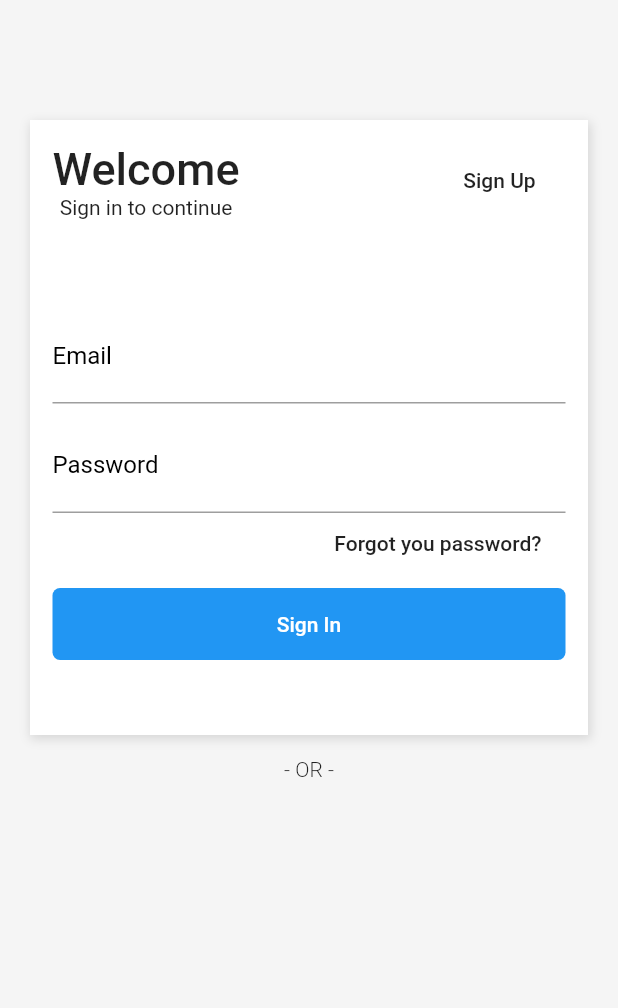
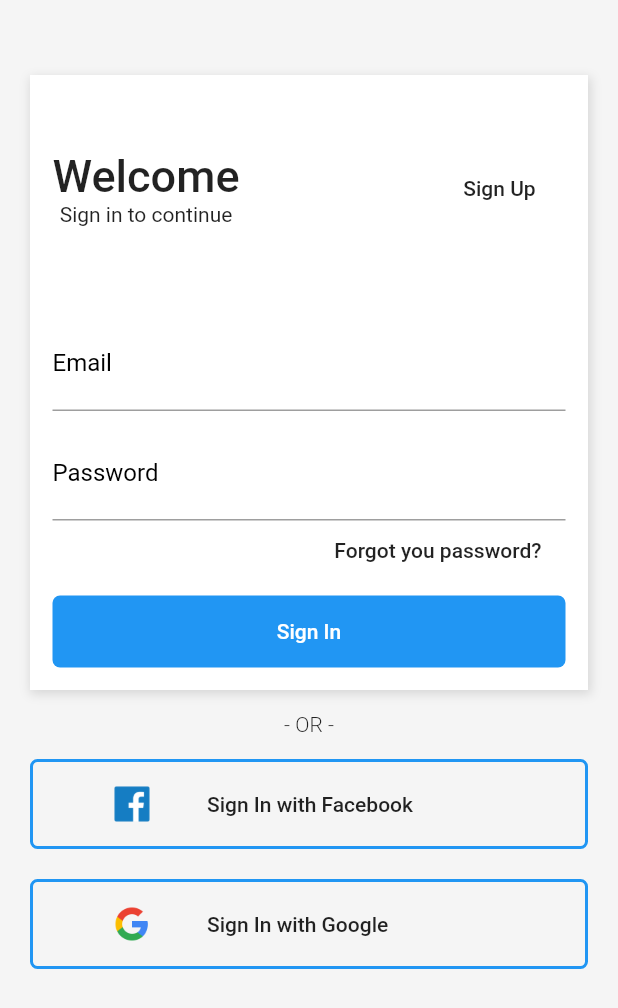
Before and after one commit to cesarbassani/Flutter_layouts, a Flutter app: the screen it shows after launch, on a phone screen of 412 x 824 dp. Shown: the top 1008 px of the screen. Run offline on Flutter 3.47's test engine with Material 2 defaults, Android fonts, the phone set to English and light mode, and no system bars.

Commit message:
Column vs ListView

```diff
--- a/lib/pages/login.page.dart
+++ b/lib/pages/login.page.dart
@@ -7,10 +7,10 @@ class LoginPage extends StatelessWidget {
       body: Container(
         color: Color(0xFFF5F5F5),
         padding: EdgeInsets.only(
-          top: 80,
+          top: 50,
           left: 20,
           right: 20,
-          bottom: 40,
+          bottom: 30,
         ),
         child: Column(
           children: <Widget>[
@@ -28,8 +28,12 @@ class LoginPage extends StatelessWidget {
                 ],
               ),
               child: Padding(
-                padding: EdgeInsets.all(15),
-                child: ListView(
+                padding: EdgeInsets.only(
+                  left: 15,
+                  right: 15,
+                  top: 50,
+                ),
+                child: Column(
                   children: <Widget>[
                     Row(
                       mainAxisAlignment: MainAxisAlignment.spaceBetween,
@@ -98,6 +102,7 @@ class LoginPage extends StatelessWidget {
                       height: 10,
                     ),
                     Container(
+                      width: double.infinity,
                       decoration: BoxDecoration(
                         color: Colors.blue,
                         borderRadius: BorderRadius.all(
@@ -131,6 +136,65 @@ class LoginPage extends StatelessWidget {
                 ),
               ),
             ),
+            Container(
+              width: double.infinity,
+              height: 60,
+              decoration: BoxDecoration(
+                border: Border.all(
+                  width: 2.0,
+                  color: Colors.blue,
+                ),
+                borderRadius: BorderRadius.all(
+                  Radius.circular(5),
+                ),
+              ),
+              child: FlatButton(
+                child: Row(
+                  children: <Widget>[
+                    Container(
+                      height: 24,
+                      width: 100,
+                      child: Image.asset(
+                        "assets/facebook.png",
+                      ),
+                    ),
+                    Text("Sign In with Facebook"),
+                  ],
+                ),
+                onPressed: () {},
+              ),
+            ),
+            SizedBox(
+              height: 20,
+            ),
+            Container(
+              width: double.infinity,
+              height: 60,
+              decoration: BoxDecoration(
+                border: Border.all(
+                  width: 2.0,
+                  color: Colors.blue,
+                ),
+                borderRadius: BorderRadius.all(
+                  Radius.circular(5),
+                ),
+              ),
+              child: FlatButton(
+                child: Row(
+                  children: <Widget>[
+                    Container(
+                      height: 24,
+                      width: 100,
+                      child: Image.asset(
+                        "assets/google.png",
+                      ),
+                    ),
+                    Text("Sign In with Google"),
+                  ],
+                ),
+                onPressed: () {},
+              ),
+            ),
           ],
         ),
       ),
```
